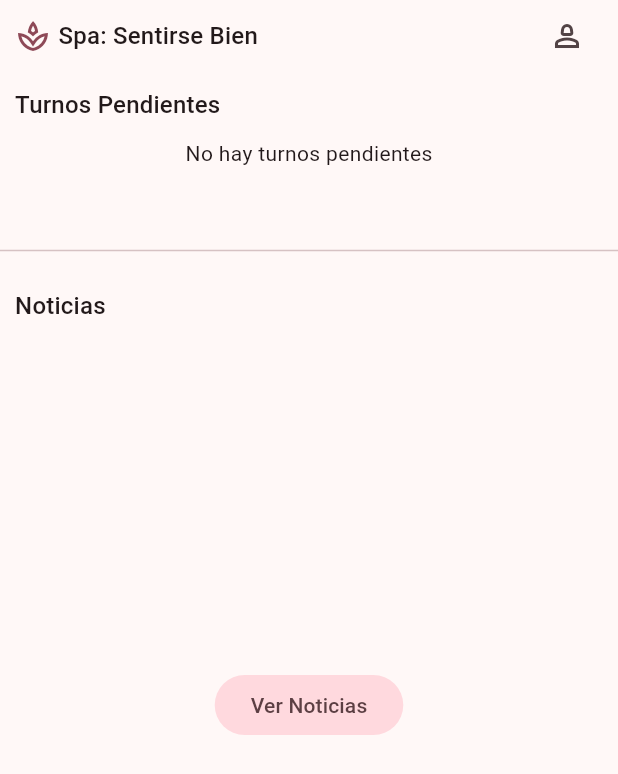
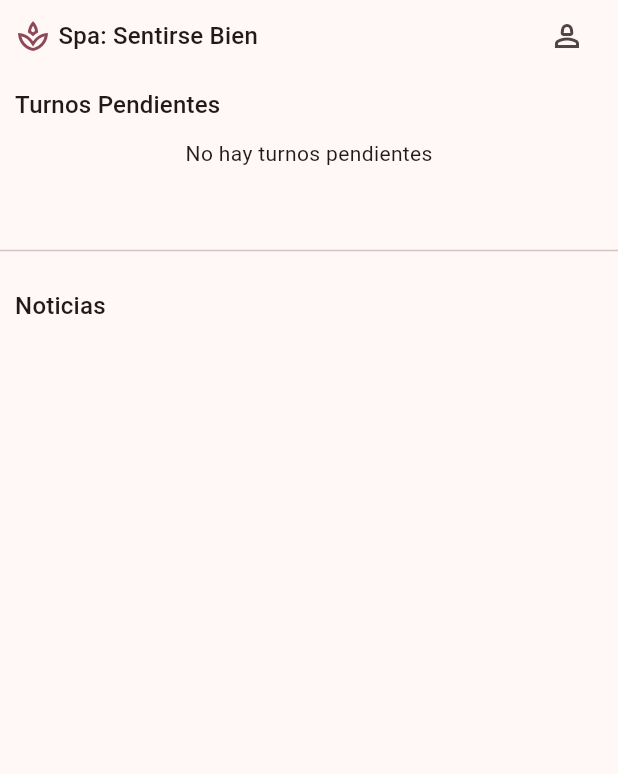
Before and after one commit to Valen-Rossi/spa_app, a Flutter app: the screen it shows after launch, on a phone screen of 412 x 824 dp. Shown: the top 774 px of the screen. Run offline on Flutter 3.47's test engine with Material 3 defaults, Android fonts, the phone set to English and light mode, and no system bars; drawn by our look-alikes of card_swiper; our stand-ins replace animate_do, cloud_firestore, firebase_core, flutter_riverpod, go_router; accounts and stored records are empty.

Commit message:
upcoming appointments better design

```diff
--- a/lib/presentation/screens/clients/home_screen.dart
+++ b/lib/presentation/screens/clients/home_screen.dart
@@ -76,10 +76,6 @@ class _HomeViewState extends ConsumerState<_HomeView> {
 
         NewsSlideshow(recentNews: recentNews),
 
-        FilledButton.tonal(
-          onPressed: () {},
-          child: const Text("Ver Noticias"),
-        ),
       ],
     );
   }
--- a/lib/presentation/widgets/news/news_slideshow.dart
+++ b/lib/presentation/widgets/news/news_slideshow.dart
@@ -53,7 +53,7 @@ class _Slide extends StatelessWidget {
       borderRadius: BorderRadius.circular(20),
       boxShadow: const [
         BoxShadow(
-          color: Colors.black45,
+          color: Colors.black12,
           blurRadius: 10,
           offset: Offset(0, 10)
         )
```
Also changed, not shown: lib/presentation/widgets/appointments/appointments_listview.dart (+16 -2 lines).
